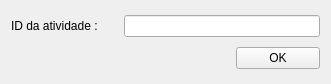
dsgoficial/SAP_Gerente, file SAP/Project/Views/addNewRevision.ui: the form before one commit.
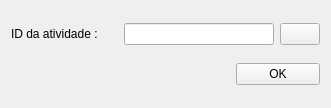
The form after the commit.

Commit message: add select value field

What changed in the file:
```diff
--- a/SAP/Project/Views/addNewRevision.ui
+++ b/SAP/Project/Views/addNewRevision.ui
@@ -7,7 +7,7 @@
     <x>0</x>
     <y>0</y>
     <width>331</width>
-    <height>84</height>
+    <height>108</height>
    </rect>
   </property>
   <property name="windowTitle">
@@ -22,7 +22,18 @@
     </widget>
    </item>
    <item row="0" column="1" colspan="2">
-    <widget class="QLineEdit" name="activity_id_le"/>
+    <layout class="QHBoxLayout" name="horizontalLayout">
+     <item>
+      <widget class="QLineEdit" name="activity_id_le"/>
+     </item>
+     <item>
+      <widget class="QPushButton" name="extract_field_btn">
+       <property name="text">
+        <string/>
+       </property>
+      </widget>
+     </item>
+    </layout>
    </item>
    <item row="1" column="0" colspan="2">
     <spacer name="horizontalSpacer">
```
The commit also changes 32 other files.
